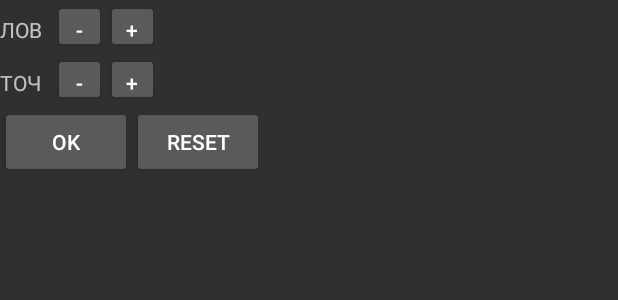
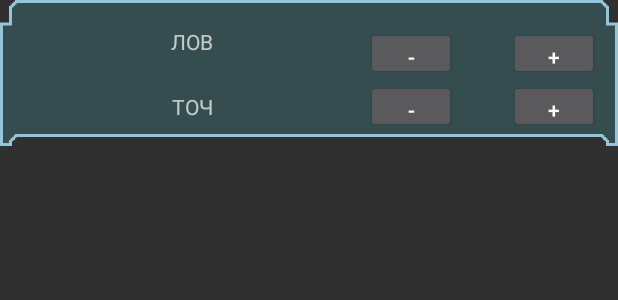
Before and after one commit to IstrajI/Insight, an Android app: the layout adapter_game_page_create_player_dex_item.xml on its own in the app's theme, with its tools: preview values and no code run, on a phone screen of 412 x 824 dp. Shown: the top 300 px of the screen. Run offline under Robolectric (Android 15) with nearby library versions, the phone set to English and light mode, and no system bars.

Commit message:
Working on bottom view

```diff
--- a/app/src/main/java/com/npgames/insight/ui/book/GameBookActivity.java
+++ b/app/src/main/java/com/npgames/insight/ui/book/GameBookActivity.java
@@ -187,7 +187,6 @@ public class GameBookActivity extends BaseMvpActivity implements RecyclerViewLis
             case R.id.create_player_dex_plus_button:
             case R.id.create_player_prc_minus_button:
             case R.id.create_player_prc_plus_button:
-            case R.id.create_player_ok_button:
                 gameBookPresenter.loadStats();
                 break;
         }
--- a/app/src/main/java/com/npgames/insight/ui/book/bottom_new/BottomPanelView.java
+++ b/app/src/main/java/com/npgames/insight/ui/book/bottom_new/BottomPanelView.java
@@ -31,8 +31,8 @@ public class BottomPanelView extends RelativeLayout implements View.OnClickListe
     protected ImageView armoryButton;
     @BindView(R.id.inventory_panel_items_recycler_view)
     protected RecyclerView itemsRecyclerView;
-    @BindView(R.id.button_bottom_panel_open_hide_inventory)
-    protected ImageView openHideButton;
+/*    @BindView(R.id.button_bottom_panel_open_hide_inventory)
+    protected ImageView openHideButton;*/
 
     private InventoryPanelAdapter inventoryPanelAdapter;
     private BottomPanelClickListener onClickListener;
@@ -54,7 +54,7 @@ public class BottomPanelView extends RelativeLayout implements View.OnClickListe
         final View rootLayout = LayoutInflater.from(context).inflate(R.layout.view_bottom_panel, this, true);
         ButterKnife.bind(this, rootLayout);
 
-        openHideButton.setOnClickListener(this);
+        //openHideButton.setOnClickListener(this);
         findButton.setOnClickListener(this);
         stationButton.setOnClickListener(this);
         medBayButton.setOnClickListener(this);
@@ -81,9 +81,9 @@ public class BottomPanelView extends RelativeLayout implements View.OnClickListe
     @Override
     public void onClick(final View v) {
         switch (v.getId()) {
-            case R.id.button_bottom_panel_open_hide_inventory:
+/*            case R.id.button_bottom_panel_open_hide_inventory:
                 onClickListener.bottomPanelClick();
-                break;
+                break;*/
 
             case R.id.button_bottom_panel_find:
                 onClickListener.bottomPanelFindClick();
--- a/app/src/main/java/com/npgames/insight/ui/player/CreatePlayerDexView.java
+++ b/app/src/main/java/com/npgames/insight/ui/player/CreatePlayerDexView.java
@@ -33,12 +33,6 @@ public class CreatePlayerDexView extends FrameLayout implements View.OnClickList
     protected Button prcPlusButton;
     @BindView(R.id.create_player_prc_points_amount_text_view)
     protected TextView prcAmountTextView;
-    @BindView(R.id.create_player_distribute_points_text_view)
-    protected TextView pointsToDistributeTextView;
-    @BindView(R.id.create_player_ok_button)
-    protected Button okButton;
-    @BindView(R.id.create_player_reset_button)
-    protected Button resetButton;
 
     private MvpDelegate<CreatePlayerDexView> mvpDelegate;
     private MvpDelegate parentDelegate;
@@ -74,8 +68,6 @@ public class CreatePlayerDexView extends FrameLayout implements View.OnClickList
         prcPlusButton.setOnClickListener(this);
         dexMinusButton.setOnClickListener(this);
         dexPlusButton.setOnClickListener(this);
-        okButton.setOnClickListener(this);
-        resetButton.setOnClickListener(this);
         createPlayerListener = ((GameBookActivity)getContext());
     }
 
@@ -110,13 +102,6 @@ public class CreatePlayerDexView extends FrameLayout implements View.OnClickList
                 createPlayerPresenter.prcPlus();
                 clickListener.onClick(view);
                 break;
-
-            case R.id.create_player_ok_button:
-                createPlayerPresenter.addPointsToPlayer();
-                break;
-
-            case R.id.button_create_character_reset:
-                createPlayerPresenter.resetPoints();
         }
     }
 
--- a/app/src/main/res/layout/activity_gamebook.xml
+++ b/app/src/main/res/layout/activity_gamebook.xml
@@ -110,7 +110,7 @@
 
         <com.npgames.insight.ui.book.bottom_new.BottomPanelView
             android:id="@+id/buttom_panel_game_book_actions"
-            android:layout_width="match_parent"
+            android:layout_width="wrap_content"
             android:layout_height="wrap_content"
             android:layout_gravity="bottom"
             android:gravity="bottom|center_horizontal" />
--- a/app/src/main/res/layout/adapter_game_page_create_player_dex_item.xml
+++ b/app/src/main/res/layout/adapter_game_page_create_player_dex_item.xml
@@ -1,90 +1,83 @@
 <?xml version="1.0" encoding="utf-8"?>
 
-<LinearLayout xmlns:android="http://schemas.android.com/apk/res/android"
+
+<android.support.constraint.ConstraintLayout xmlns:android="http://schemas.android.com/apk/res/android"
+    xmlns:app="http://schemas.android.com/apk/res-auto"
     android:layout_width="match_parent"
     android:layout_height="wrap_content"
-    android:minHeight="20dp"
-    android:orientation="vertical">
-
-    <LinearLayout
-        android:layout_width="match_parent"
-        android:layout_height="wrap_content"
-        android:orientation="horizontal">
+    android:background="@drawable/create_player_panel">
 
     <TextView
         android:id="@+id/create_player_dex_points_title"
-            android:layout_width="@dimen/size_create_character_skill_points_squire"
-            android:layout_height="@dimen/size_create_character_skill_points_squire"
-            android:text="@string/stats_panel_dex_title" />
+        android:layout_width="0dp"
+        android:layout_height="match_parent"
+        android:gravity="center"
+        android:text="@string/stats_panel_dex_title"
+        app:layout_constraintLeft_toLeftOf="parent"
+        app:layout_constraintRight_toLeftOf="@+id/create_player_dex_minus_button" />
 
     <Button
         android:id="@+id/create_player_dex_minus_button"
+        android:layout_width="60dp"
+        android:layout_height="@dimen/size_create_character_skill_points_squire"
+        android:text="-"
+        app:layout_constraintLeft_toRightOf="@+id/create_player_dex_points_title"
+        app:layout_constraintRight_toLeftOf="@+id/create_player_dex_points_amount_text_view" />
+
+    <TextView
+        android:gravity="center"
+        android:id="@+id/create_player_dex_points_amount_text_view"
         android:layout_width="@dimen/size_create_character_skill_points_squire"
         android:layout_height="@dimen/size_create_character_skill_points_squire"
-            android:text="-" />
-
-        <TextView
-            android:id="@+id/create_player_dex_points_amount_text_view"
-            android:layout_width="wrap_content"
-            android:layout_height="@dimen/size_create_character_skill_points_squire" />
+        app:layout_constraintLeft_toRightOf="@+id/create_player_dex_minus_button"
+        app:layout_constraintRight_toLeftOf="@+id/create_player_dex_plus_button" />
 
     <Button
         android:id="@+id/create_player_dex_plus_button"
-            android:layout_width="@dimen/size_create_character_skill_points_squire"
+        android:layout_width="60dp"
         android:layout_height="@dimen/size_create_character_skill_points_squire"
-            android:text="+" />
-    </LinearLayout>
+        android:text="+"
+        app:layout_constraintLeft_toRightOf="@+id/create_player_dex_points_amount_text_view"
+        app:layout_constraintRight_toRightOf="parent" />
 
-    <LinearLayout
-        xmlns:android="http://schemas.android.com/apk/res/android"
-        android:orientation="horizontal"
-        android:layout_width="match_parent"
-        android:layout_height="wrap_content">
+
 
     <TextView
         android:id="@+id/text_view_stats_panel_prc_title"
+        android:layout_width="0dp"
+        android:layout_height="wrap_content"
+        android:gravity="center"
         android:text="@string/stats_panel_prc_title"
-            android:layout_width="@dimen/size_create_character_skill_points_squire"
-            android:layout_height="@dimen/size_create_character_skill_points_squire"/>
+        app:layout_constraintLeft_toLeftOf="parent"
+        app:layout_constraintTop_toTopOf="@+id/create_player_prc_minus_button"
+        app:layout_constraintRight_toLeftOf="@+id/create_player_prc_minus_button"
+        app:layout_constraintBottom_toBottomOf="@+id/create_player_prc_minus_button"/>
 
     <Button
         android:id="@+id/create_player_prc_minus_button"
-            android:layout_width="@dimen/size_create_character_skill_points_squire"
+        android:layout_width="60dp"
         android:layout_height="@dimen/size_create_character_skill_points_squire"
-            android:text="-" />
+        android:text="-"
+        app:layout_constraintTop_toBottomOf="@+id/create_player_dex_minus_button"
+        app:layout_constraintLeft_toRightOf="@+id/text_view_stats_panel_prc_title"
+        app:layout_constraintRight_toLeftOf="@+id/create_player_prc_points_amount_text_view" />
 
     <TextView
         android:id="@+id/create_player_prc_points_amount_text_view"
-            android:layout_width="wrap_content"
-            android:layout_height="@dimen/size_create_character_skill_points_squire"/>
+        android:layout_width="@dimen/size_create_character_skill_points_squire"
+        android:layout_height="@dimen/size_create_character_skill_points_squire"
+        android:gravity="center"
+        app:layout_constraintTop_toTopOf="@+id/create_player_prc_minus_button"
+        app:layout_constraintLeft_toRightOf="@+id/create_player_prc_minus_button"
+        app:layout_constraintRight_toLeftOf="@+id/create_player_prc_plus_button"
+        app:layout_constraintBottom_toBottomOf="@+id/create_player_prc_minus_button"/>
 
     <Button
         android:id="@+id/create_player_prc_plus_button"
+        android:layout_width="60dp"
+        android:layout_height="@dimen/size_create_character_skill_points_squire"
         android:text="+"
-            android:layout_width="@dimen/size_create_character_skill_points_squire"
-            android:layout_height="@dimen/size_create_character_skill_points_squire" />
-    </LinearLayout>
-
-    <LinearLayout
-        android:orientation="horizontal"
-        android:layout_width="match_parent"
-        android:layout_height="wrap_content">
-
-        <TextView
-            android:id="@+id/create_player_distribute_points_text_view"
-            android:layout_width="wrap_content"
-            android:layout_height="wrap_content" />
-
-        <Button
-            android:id="@+id/create_player_ok_button"
-            android:layout_width="wrap_content"
-            android:text="ok"
-            android:layout_height="wrap_content" />
-
-        <Button
-            android:text="reset"
-            android:id="@+id/create_player_reset_button"
-            android:layout_width="wrap_content"
-            android:layout_height="wrap_content" />
-    </LinearLayout>
-</LinearLayout>
+        app:layout_constraintTop_toTopOf="@+id/create_player_prc_minus_button"
+        app:layout_constraintLeft_toRightOf="@+id/create_player_prc_points_amount_text_view"
+        app:layout_constraintRight_toRightOf="parent" />
+</android.support.constraint.ConstraintLayout>
--- a/app/src/main/res/layout/view_bottom_panel.xml
+++ b/app/src/main/res/layout/view_bottom_panel.xml
@@ -1,7 +1,7 @@
 <?xml version="1.0" encoding="utf-8"?>
 <android.support.constraint.ConstraintLayout xmlns:android="http://schemas.android.com/apk/res/android"
     xmlns:app="http://schemas.android.com/apk/res-auto"
-    android:layout_width="wrap_content"
+    android:layout_width="match_parent"
     android:layout_height="160dp">
 
     <FrameLayout
@@ -25,7 +25,7 @@
         app:layout_constraintTop_toTopOf="parent"
         app:layout_constraintRight_toRightOf="parent"
         app:layout_constraintLeft_toLeftOf="parent"
-        android:background="@drawable/bottom_panel_3"
+        android:background="@drawable/bottom_panel_re"
         android:layout_height="wrap_content">
 
         <ImageView
@@ -71,18 +71,6 @@
             android:src="@drawable/actions_right_armory_button_4_xxx"
             android:contentDescription="@string/game_book_armory_action"
             app:layout_constraintLeft_toRightOf="@+id/button_bottom_panel_med_bay"
-            app:layout_constraintRight_toLeftOf="@+id/button_bottom_panel_open_hide_inventory"
-            app:layout_constraintTop_toTopOf="parent" />
-
-        <ImageView
-            android:id="@+id/button_bottom_panel_open_hide_inventory"
-            android:layout_width="@dimen/size_bottom_panel_jumps_button"
-            android:layout_height="@dimen/size_bottom_panel_jumps_button"
-            android:layout_marginBottom="@dimen/spacing_8"
-            android:layout_marginLeft="@dimen/spacing_8"
-            android:layout_marginRight="@dimen/spacing_8"
-            android:background="#00000000"
-            app:layout_constraintLeft_toRightOf="@+id/button_bottom_panel_armory"
             app:layout_constraintRight_toRightOf="parent"
             app:layout_constraintTop_toTopOf="parent" />
     </android.support.constraint.ConstraintLayout>
```
Also changed, not shown: app/src/main/res/drawable-xxxhdpi/bottom_panel_re.9.png (added), app/src/main/res/drawable-xxxhdpi/create_player_panel.9.png (added). Lines whose indentation alone changed are shown as unchanged.
